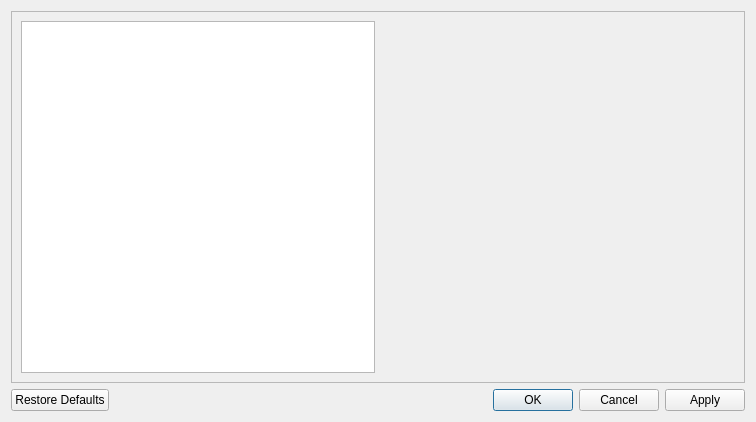
Qt form forms/settingsdialog.ui (crapp/labpowerqt) before a commit.
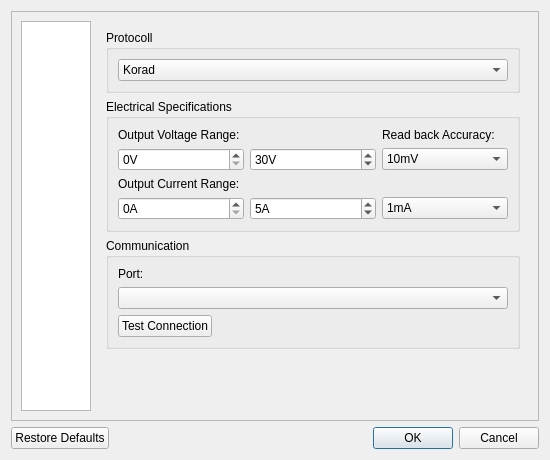
The same form after that commit.

Commit message: Added a README file Settingsdialog Device section almost complete. All widgets are there but business logic is not completed Application now also depends on Qt5SerialPort (for communication) and Qt5Quick/Qml for easier animations.

```diff
--- a/forms/settingsdialog.ui
+++ b/forms/settingsdialog.ui
@@ -6,10 +6,16 @@
    <rect>
     <x>0</x>
     <y>0</y>
-    <width>756</width>
-    <height>422</height>
+    <width>550</width>
+    <height>460</height>
    </rect>
   </property>
+  <property name="minimumSize">
+   <size>
+    <width>550</width>
+    <height>460</height>
+   </size>
+  </property>
   <property name="windowTitle">
    <string>Dialog</string>
   </property>
@@ -20,7 +26,7 @@
       <enum>Qt::Horizontal</enum>
      </property>
      <property name="standardButtons">
-      <set>QDialogButtonBox::Apply|QDialogButtonBox::Cancel|QDialogButtonBox::Ok|QDialogButtonBox::RestoreDefaults</set>
+      <set>QDialogButtonBox::Cancel|QDialogButtonBox::Ok|QDialogButtonBox::RestoreDefaults</set>
      </property>
     </widget>
    </item>
@@ -32,11 +38,14 @@
      <property name="frameShadow">
       <enum>QFrame::Raised</enum>
      </property>
-     <layout class="QGridLayout" name="gridLayout_2" columnstretch="0,0">
+     <layout class="QGridLayout" name="gridLayout_2" columnstretch="1,100">
+      <property name="sizeConstraint">
+       <enum>QLayout::SetDefaultConstraint</enum>
+      </property>
       <item row="0" column="0">
        <widget class="QListWidget" name="listWidget">
         <property name="sizePolicy">
-         <sizepolicy hsizetype="Expanding" vsizetype="Expanding">
+         <sizepolicy hsizetype="Preferred" vsizetype="Expanding">
           <horstretch>0</horstretch>
           <verstretch>0</verstretch>
          </sizepolicy>
@@ -47,12 +56,255 @@
           <height>0</height>
          </size>
         </property>
+        <property name="styleSheet">
+         <string notr="true">QListView::item {
+	border: 0;
+	padding-left: 2px;
+}</string>
+        </property>
+        <property name="editTriggers">
+         <set>QAbstractItemView::NoEditTriggers</set>
+        </property>
+        <property name="showDropIndicator" stdset="0">
+         <bool>false</bool>
+        </property>
+        <property name="currentRow">
+         <number>-1</number>
+        </property>
        </widget>
       </item>
       <item row="0" column="1">
        <widget class="QStackedWidget" name="stackedWidget">
-        <widget class="QWidget" name="page"/>
-        <widget class="QWidget" name="page_2"/>
+        <property name="currentIndex">
+         <number>1</number>
+        </property>
+        <widget class="QWidget" name="pageGeneral">
+         <layout class="QVBoxLayout" name="verticalLayout">
+          <item>
+           <widget class="QGroupBox" name="groupBox">
+            <property name="title">
+             <string>General</string>
+            </property>
+            <property name="flat">
+             <bool>false</bool>
+            </property>
+            <property name="checkable">
+             <bool>false</bool>
+            </property>
+           </widget>
+          </item>
+         </layout>
+        </widget>
+        <widget class="QWidget" name="pageDevice">
+         <layout class="QVBoxLayout" name="verticalLayout_2">
+          <item>
+           <widget class="QGroupBox" name="groupBoxDeviceProtocoll">
+            <property name="title">
+             <string>Protocoll</string>
+            </property>
+            <layout class="QVBoxLayout" name="verticalLayout_3">
+             <item>
+              <widget class="QComboBox" name="comboBoxDeviceProtocoll">
+               <item>
+                <property name="text">
+                 <string>Korad</string>
+                </property>
+               </item>
+              </widget>
+             </item>
+            </layout>
+           </widget>
+          </item>
+          <item>
+           <widget class="QGroupBox" name="groupBoxDeviceElectrical">
+            <property name="title">
+             <string>Electrical Specifications</string>
+            </property>
+            <layout class="QGridLayout" name="gridLayout_3">
+             <item row="0" column="0" colspan="2">
+              <widget class="QLabel" name="label">
+               <property name="sizePolicy">
+                <sizepolicy hsizetype="Preferred" vsizetype="Maximum">
+                 <horstretch>0</horstretch>
+                 <verstretch>0</verstretch>
+                </sizepolicy>
+               </property>
+               <property name="text">
+                <string>Output Voltage Range:</string>
+               </property>
+              </widget>
+             </item>
+             <item row="2" column="0">
+              <widget class="QSpinBox" name="spinBoxDeviceVoltageMin">
+               <property name="toolTip">
+                <string>Minimum Voltage</string>
+               </property>
+               <property name="suffix">
+                <string notr="true">V</string>
+               </property>
+              </widget>
+             </item>
+             <item row="2" column="1">
+              <widget class="QSpinBox" name="spinBoxdeviceVoltageMax">
+               <property name="toolTip">
+                <string>Maximum Voltage</string>
+               </property>
+               <property name="suffix">
+                <string notr="true">V</string>
+               </property>
+               <property name="value">
+                <number>30</number>
+               </property>
+              </widget>
+             </item>
+             <item row="5" column="0">
+              <widget class="QSpinBox" name="spinBoxDeviceCurrentMin">
+               <property name="toolTip">
+                <string>Minimum Current</string>
+               </property>
+               <property name="suffix">
+                <string notr="true">A</string>
+               </property>
+              </widget>
+             </item>
+             <item row="5" column="1">
+              <widget class="QSpinBox" name="spinBoxDeviceCurrentMax">
+               <property name="toolTip">
+                <string>Maximum Current</string>
+               </property>
+               <property name="suffix">
+                <string notr="true">A</string>
+               </property>
+               <property name="value">
+                <number>5</number>
+               </property>
+              </widget>
+             </item>
+             <item row="4" column="0" colspan="2">
+              <widget class="QLabel" name="label_3">
+               <property name="text">
+                <string>Output Current Range:</string>
+               </property>
+              </widget>
+             </item>
+             <item row="0" column="2">
+              <widget class="QLabel" name="label_2">
+               <property name="text">
+                <string>Read back Accuracy:</string>
+               </property>
+              </widget>
+             </item>
+             <item row="2" column="2">
+              <widget class="QComboBox" name="comboBoxDeviceVoltageAccu">
+               <property name="currentIndex">
+                <number>1</number>
+               </property>
+               <item>
+                <property name="text">
+                 <string>1mV</string>
+                </property>
+               </item>
+               <item>
+                <property name="text">
+                 <string>10mV</string>
+                </property>
+               </item>
+               <item>
+                <property name="text">
+                 <string>100mV</string>
+                </property>
+               </item>
+               <item>
+                <property name="text">
+                 <string>1V</string>
+                </property>
+               </item>
+              </widget>
+             </item>
+             <item row="5" column="2">
+              <widget class="QComboBox" name="comboBoxDeviceCurrentAccu">
+               <property name="currentIndex">
+                <number>0</number>
+               </property>
+               <item>
+                <property name="text">
+                 <string>1mA</string>
+                </property>
+               </item>
+               <item>
+                <property name="text">
+                 <string>10mA</string>
+                </property>
+               </item>
+               <item>
+                <property name="text">
+                 <string>100mA</string>
+                </property>
+               </item>
+               <item>
+                <property name="text">
+                 <string>1A</string>
+                </property>
+               </item>
+              </widget>
+             </item>
+            </layout>
+           </widget>
+          </item>
+          <item>
+           <widget class="QGroupBox" name="groupBoxDeviceCommunication">
+            <property name="title">
+             <string>Communication</string>
+            </property>
+            <layout class="QGridLayout" name="gridLayout_4">
+             <item row="2" column="0">
+              <widget class="QPushButton" name="pushButtonDeviceTestConnection">
+               <property name="text">
+                <string>Test Connection</string>
+               </property>
+              </widget>
+             </item>
+             <item row="0" column="0">
+              <widget class="QLabel" name="label_4">
+               <property name="text">
+                <string>Port:</string>
+               </property>
+              </widget>
+             </item>
+             <item row="2" column="1">
+              <spacer name="horizontalSpacer">
+               <property name="orientation">
+                <enum>Qt::Horizontal</enum>
+               </property>
+               <property name="sizeHint" stdset="0">
+                <size>
+                 <width>40</width>
+                 <height>20</height>
+                </size>
+               </property>
+              </spacer>
+             </item>
+             <item row="1" column="0" colspan="2">
+              <widget class="QComboBox" name="comboBoxDeviceComPort"/>
+             </item>
+            </layout>
+           </widget>
+          </item>
+          <item>
+           <spacer name="verticalSpacer">
+            <property name="orientation">
+             <enum>Qt::Vertical</enum>
+            </property>
+            <property name="sizeHint" stdset="0">
+             <size>
+              <width>20</width>
+              <height>40</height>
+             </size>
+            </property>
+           </spacer>
+          </item>
+         </layout>
+        </widget>
        </widget>
       </item>
      </layout>
```
Left out of the diff: 15 changed lines with no effect on the pictures. The commit also changes 6 other files.
